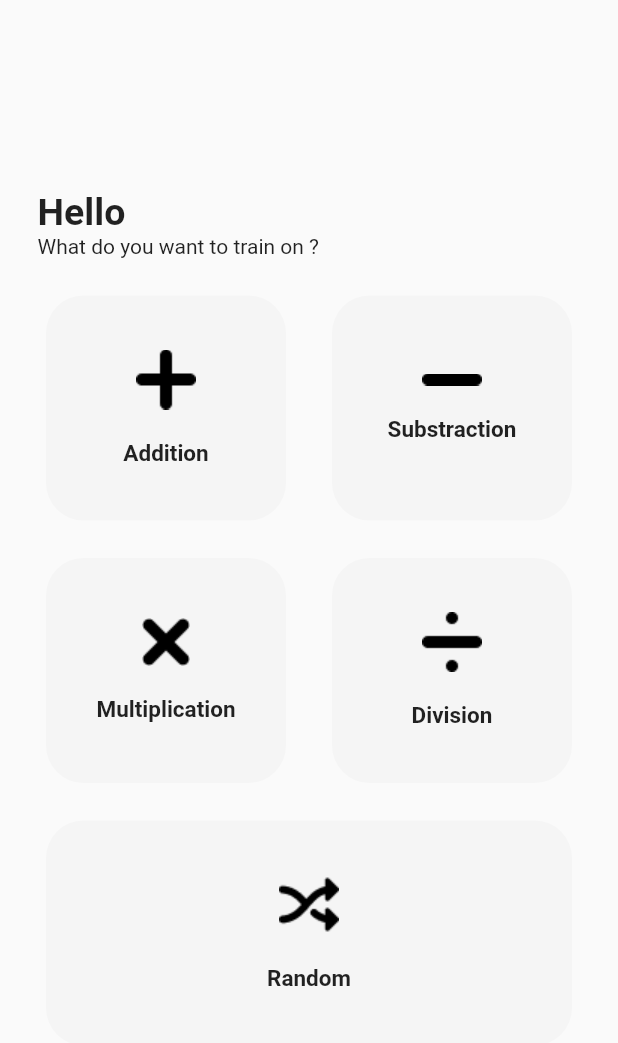
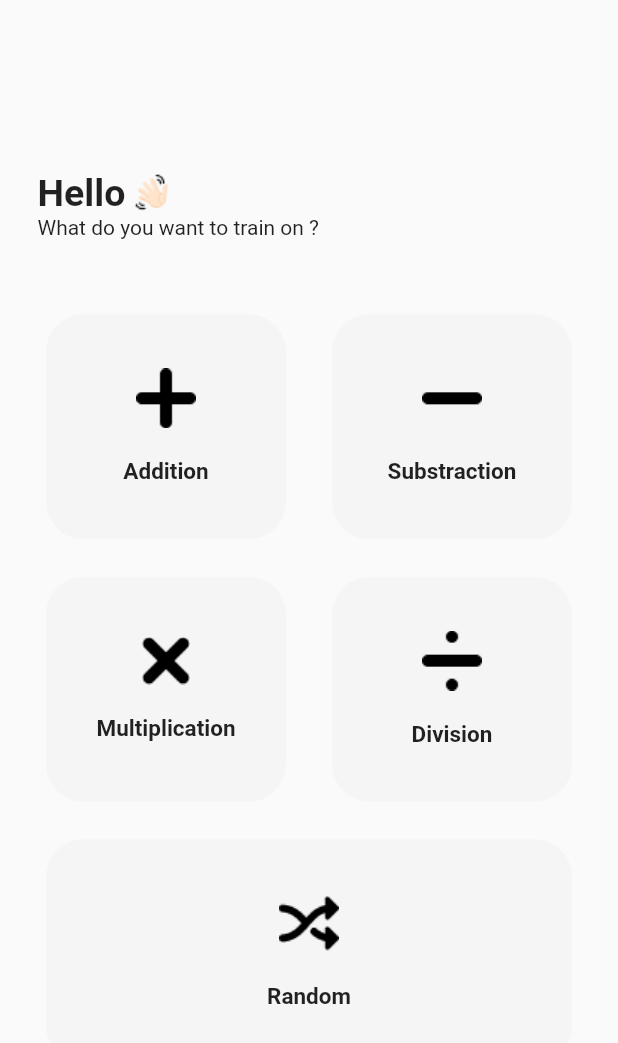
Before and after one commit to Dewhs/CalculTrainer_Flutter, a Flutter app: the screen it shows after launch, on a phone screen of 412 x 824 dp. Shown: the top 1043 px of the screen. Run offline on Flutter 3.47's test engine with Material 2 defaults, Android fonts, the phone set to English and light mode, and no system bars.

Commit message:
alpha v0.11, Front HomePage

```diff
--- a/calcul_trainer/lib/pages/MainPage.dart
+++ b/calcul_trainer/lib/pages/MainPage.dart
@@ -37,16 +37,24 @@ class _MyHomePageState extends State<MyHomePage> {
             // Hello
             children: [
               Container(
-                margin: const EdgeInsets.only(left: 25.0),
+                margin: const EdgeInsets.only(left: 25.0, bottom: 25),
                 child: Column(
                   crossAxisAlignment: CrossAxisAlignment.start,
-                  children: const <Widget>[
-                    Text(
-                      'Hello',
-                      style:
-                          TextStyle(fontSize: 25, fontWeight: FontWeight.bold),
+                  children: [
+                    Row(
+                      children: [
+                        const Text(
+                          'Hello',
+                          style: TextStyle(
+                              fontSize: 25, fontWeight: FontWeight.bold),
+                        ),
+                        Container(
+                          margin: const EdgeInsets.only(left: 5.0),
+                          child: Image.asset('lib/Icons/Hands_gesture.png'),
+                        )
+                      ],
                     ),
-                    Text(
+                    const Text(
                       'What do you want to train on ?',
                     ),
                   ],
--- a/calcul_trainer/pubspec.yaml
+++ b/calcul_trainer/pubspec.yaml
@@ -64,6 +64,7 @@ flutter:
     - lib/Icons/sub.png
     - lib/Icons/add.png
     - lib/Icons/rdm.png
+    - lib/Icons/Hands_gesture.png
   # To add assets to your application, add an assets section, like this:
   # assets:
   #   - images/a_dot_burr.jpeg
```
Also changed, not shown: calcul_trainer/lib/Icons/Hands_gesture.png (added), calcul_trainer/lib/Icons/sub.png.
